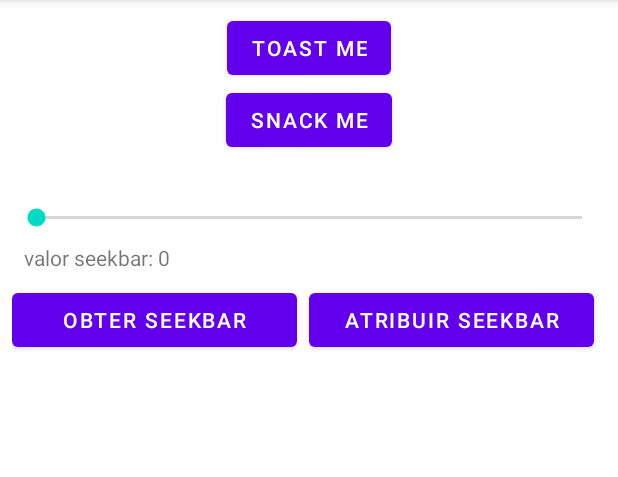
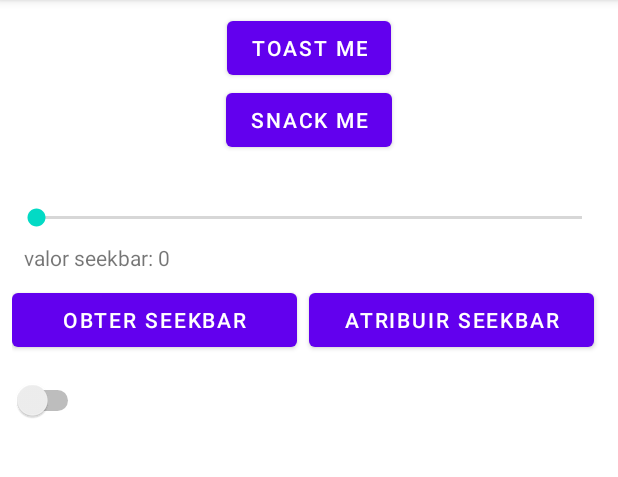
Before and after one commit to geraldoneto771/Kotlin_Components, an Android app: the screen it shows after launch (MainActivity), on a phone screen of 412 x 824 dp, the part 84-561 px from its top. Run offline under Robolectric (Android 15) with nearby library versions, the phone set to English and light mode, and no system bars.

Commit message:
"Aula 217 finalizada"

```diff
--- a/app/src/main/java/com/example/myapplication/MainActivity.kt
+++ b/app/src/main/java/com/example/myapplication/MainActivity.kt
@@ -6,13 +6,14 @@ import androidx.appcompat.app.AppCompatActivity
 import android.os.Bundle
 import android.view.Gravity
 import android.view.View
+import android.widget.CompoundButton
 import android.widget.SeekBar
 import android.widget.TextView
 import android.widget.Toast
 import com.google.android.material.snackbar.Snackbar
 import kotlinx.android.synthetic.main.activity_main.*
 
-class MainActivity : AppCompatActivity(), View.OnClickListener, SeekBar.OnSeekBarChangeListener {
+class MainActivity : AppCompatActivity(), View.OnClickListener, SeekBar.OnSeekBarChangeListener, CompoundButton.OnCheckedChangeListener {
     override fun onCreate(savedInstanceState: Bundle?) {
         super.onCreate(savedInstanceState)
         setContentView(R.layout.activity_main)
@@ -24,6 +25,10 @@ class MainActivity : AppCompatActivity(), View.OnClickListener, SeekBar.OnSeekBa
         button_set_seekbar.setOnClickListener(this)
 
         seekbar.setOnSeekBarChangeListener(this)
+
+        //switch
+        switch_on_off.setOnCheckedChangeListener(this)
+
     }
 
     override fun onClick(v: View) {
@@ -82,4 +87,15 @@ class MainActivity : AppCompatActivity(), View.OnClickListener, SeekBar.OnSeekBa
     override fun onStopTrackingTouch(seekBar: SeekBar?) {
         toast("Track stoped")
     }
+
+    //switch
+    override fun onCheckedChanged(buttonView: CompoundButton, isChecked: Boolean) {
+        when(buttonView.id){
+            R.id.switch_on_off -> {
+                // switch_on_off.isChecked = true
+                toast("Switch ${if(isChecked) "true" else "false"}")
+
+            }
+        }
+    }
 }
--- a/app/src/main/res/layout/activity_main.xml
+++ b/app/src/main/res/layout/activity_main.xml
@@ -7,7 +7,8 @@
     android:orientation="vertical"
     android:padding="8dp"
     android:id="@+id/linear_root"
-    tools:context=".MainActivity">
+    tools:context=".MainActivity"
+    tools:ignore="UseSwitchCompatOrMaterialXml">
 
 
     <Button
@@ -65,4 +66,10 @@
 
     </LinearLayout>
 
+    <Switch
+        android:id="@+id/switch_on_off"
+        android:layout_marginTop="16dp"
+        android:layout_width="wrap_content"
+        android:layout_height="wrap_content"/>
+
 </LinearLayout>
```
